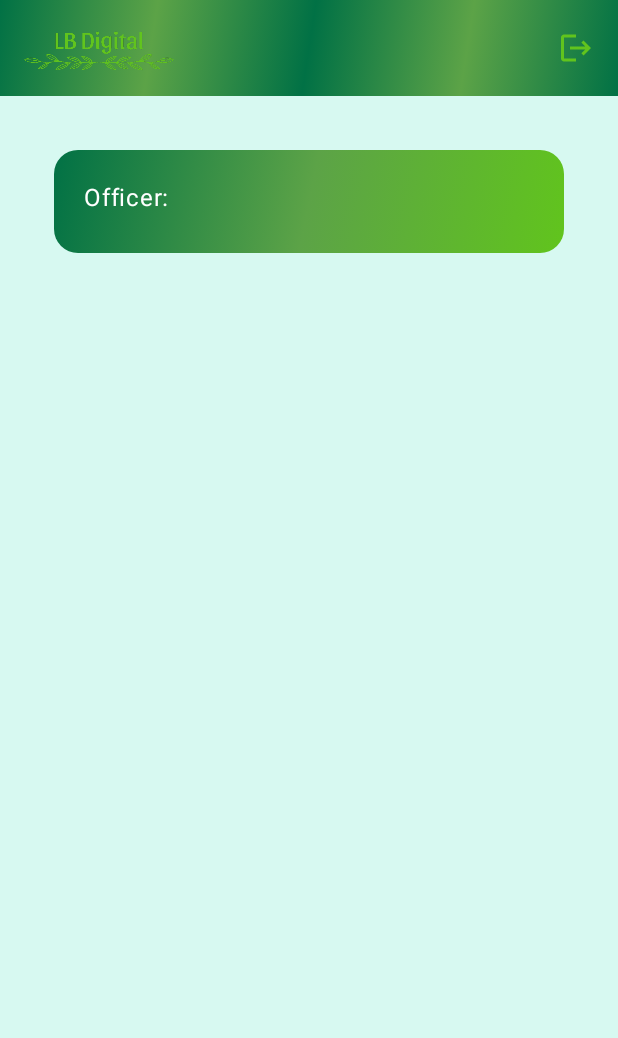
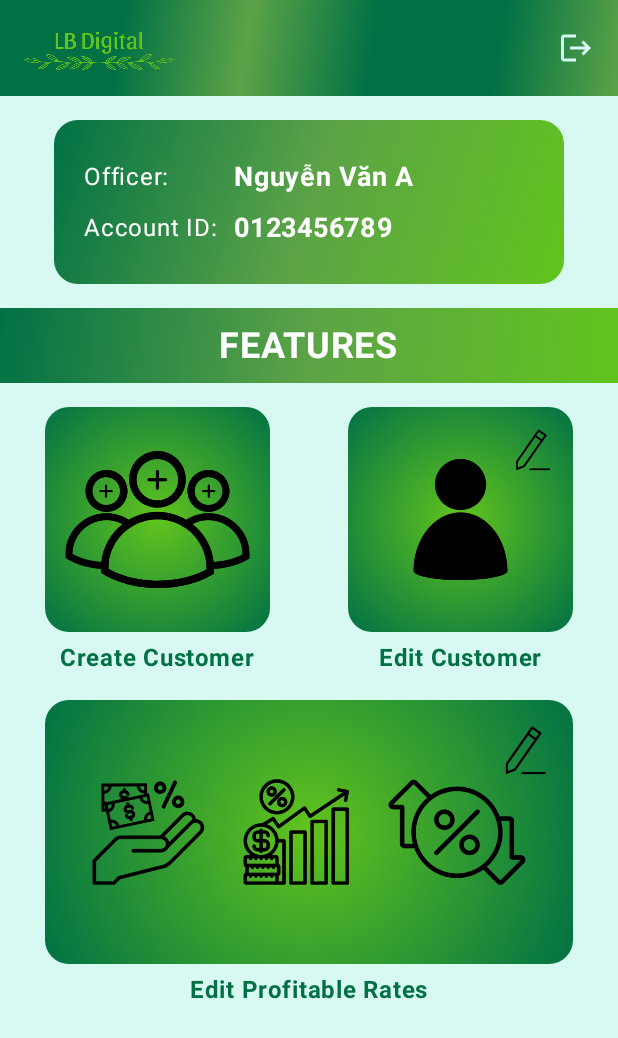
Before and after one commit to Xung-Chan/internet-banking, an Android app built with Jetpack Compose: the screen it shows after launch (MainActivity), on a phone screen of 412 x 824 dp. Shown: the top 1038 px of the screen. Run offline under Robolectric (Android 15) with nearby library versions, the phone set to English and light mode, and no system bars.

Commit message:
officer home screen

```diff
--- a/app/src/main/java/com/example/internetbanking/ui/officer/OfficerHome.kt
+++ b/app/src/main/java/com/example/internetbanking/ui/officer/OfficerHome.kt
@@ -2,7 +2,9 @@ package com.example.internetbanking.ui.officer
 
 import androidx.compose.foundation.Image
 import androidx.compose.foundation.background
+import androidx.compose.foundation.clickable
 import androidx.compose.foundation.layout.Arrangement
+import androidx.compose.foundation.layout.Box
 import androidx.compose.foundation.layout.Column
 import androidx.compose.foundation.layout.Row
 import androidx.compose.foundation.layout.Spacer
@@ -16,8 +18,6 @@ import androidx.compose.foundation.layout.width
 import androidx.compose.foundation.shape.RoundedCornerShape
 import androidx.compose.material.icons.Icons
 import androidx.compose.material.icons.automirrored.filled.Logout
-import androidx.compose.material3.Card
-import androidx.compose.material3.CardDefaults
 import androidx.compose.material3.ExperimentalMaterial3Api
 import androidx.compose.material3.Icon
 import androidx.compose.material3.IconButton
@@ -33,10 +33,7 @@ import androidx.compose.ui.Modifier
 import androidx.compose.ui.draw.clip
 import androidx.compose.ui.graphics.Color
 import androidx.compose.ui.res.painterResource
-import androidx.compose.ui.text.SpanStyle
-import androidx.compose.ui.text.buildAnnotatedString
 import androidx.compose.ui.text.font.FontWeight
-import androidx.compose.ui.text.withStyle
 import androidx.compose.ui.tooling.preview.Preview
 import androidx.compose.ui.unit.dp
 import androidx.compose.ui.unit.sp
@@ -46,7 +43,7 @@ import androidx.navigation.compose.rememberNavController
 import com.example.internetbanking.R
 import com.example.internetbanking.ui.shared.GradientBackground
 import com.example.internetbanking.ui.theme.GradientColors
-import com.example.internetbanking.ui.theme.custom_light_green2
+import com.example.internetbanking.ui.theme.custom_dark_green
 import com.example.internetbanking.ui.theme.custom_mint_green
 import com.example.internetbanking.viewmodels.OfficerViewModel
 
@@ -79,7 +76,7 @@ fun OfficerHome(
                         Icon(
                             imageVector = Icons.AutoMirrored.Filled.Logout,
                             contentDescription = "Logout",
-                            tint = custom_light_green2
+                            tint = custom_mint_green
                         )
                     }
                 },
@@ -97,21 +94,21 @@ fun OfficerHome(
         Column(
             modifier = Modifier
                 .padding(innerPadding)
-                .padding(20.dp)
                 .fillMaxSize()
         ) {
             GradientBackground(
                 modifier = Modifier
-                    .padding(16.dp)
-                    .fillMaxHeight(0.1f)
+                    .padding(vertical = 16.dp, horizontal = 36.dp)
+                    .fillMaxHeight(0.15f)
                     .clip(
                         shape = RoundedCornerShape(16.dp)
                     )
             ) {
                 Column(
+                    verticalArrangement = Arrangement.Center,
                     modifier = Modifier
                         .padding(20.dp)
-                        .fillMaxWidth()
+                        .fillMaxSize()
                 ) {
                     Row(
                         verticalAlignment = Alignment.CenterVertically,
@@ -121,9 +118,140 @@ fun OfficerHome(
                             text = "Officer:",
                             fontSize = 16.sp,
                             color = Color.White,
-                            modifier = Modifier.width(60.dp)
+                            modifier = Modifier.width(100.dp)
+                        )
+                        Text(
+                            // text = officerUiState.officer.fullName,
+                            text = "Nguyễn Văn A",
+                            fontSize = 18.sp,
+                            fontWeight = FontWeight.Bold,
+                            color = Color.White,
+                            modifier = Modifier.fillMaxWidth()
                         )
                     }
+                    Spacer(modifier = Modifier.height(10.dp))
+                    Row(
+                        verticalAlignment = Alignment.CenterVertically,
+                        horizontalArrangement = Arrangement.Start
+                    ) {
+                        Text(
+                            text = "Account ID:",
+                            fontSize = 16.sp,
+                            color = Color.White,
+                            modifier = Modifier.width(100.dp)
+                        )
+                        Text(
+                            // text = officerUiState.officer.userId,
+                            text = "0123456789",
+                            fontSize = 18.sp,
+                            fontWeight = FontWeight.Bold,
+                            color = Color.White,
+                            modifier = Modifier.fillMaxWidth()
+                        )
+                    }
+                }
+            }
+            Box(
+                contentAlignment = Alignment.Center,
+                modifier = Modifier
+                    .fillMaxWidth()
+                    .height(50.dp)
+                    .background(
+                        brush = GradientColors.GreenDarkToLight
+                    )
+            ) {
+                Text(
+                    text = "FEATURES",
+                    fontSize = 24.sp,
+                    fontWeight = FontWeight.Bold,
+                    color = Color.White
+                )
+            }
+            Column(
+                verticalArrangement = Arrangement.Top,
+                horizontalAlignment = Alignment.CenterHorizontally,
+                modifier = Modifier
+                    .fillMaxSize()
+                    .padding(vertical = 16.dp, horizontal = 20.dp)
+            ) {
+                Row(
+                    verticalAlignment = Alignment.CenterVertically,
+                    horizontalArrangement = Arrangement.SpaceBetween,
+                    modifier = Modifier
+                        .padding(horizontal = 10.dp)
+                        .fillMaxWidth()
+                ) {
+                    Column(
+                        verticalArrangement = Arrangement.Center,
+                        horizontalAlignment = Alignment.CenterHorizontally,
+                        modifier = Modifier
+                            .width(150.dp)
+                    ) {
+                        Image(
+                            painter = painterResource(R.drawable.create_customer),
+                            contentDescription = "Create customer",
+                            modifier = Modifier
+                                .clip(RoundedCornerShape(16.dp))
+                                .clickable {    // TODO: CREATE CUSTOMER EVENT
+
+                                }
+                        )
+                        Spacer(modifier = Modifier.height(5.dp))
+                        Text(
+                            text = "Create Customer",
+                            fontSize = 16.sp,
+                            fontWeight = FontWeight.Bold,
+                            color = custom_dark_green
+                        )
+                    }
+                    Column(
+                        verticalArrangement = Arrangement.Center,
+                        horizontalAlignment = Alignment.CenterHorizontally,
+                        modifier = Modifier
+                            .width(150.dp)
+                    ) {
+                        Image(
+                            painter = painterResource(R.drawable.edit_customer),
+                            contentDescription = "Edit customer",
+                            modifier = Modifier
+                                .clip(RoundedCornerShape(16.dp))
+                                .clickable {    // TODO: EDIT CUSTOMER EVENT
+
+                                }
+                        )
+                        Spacer(modifier = Modifier.height(5.dp))
+                        Text(
+                            text = "Edit Customer",
+                            fontSize = 16.sp,
+                            fontWeight = FontWeight.Bold,
+                            color = custom_dark_green
+                        )
+                    }
+                }
+                Spacer(modifier = Modifier.height(16.dp))
+                Column(
+                    verticalArrangement = Arrangement.Top,
+                    horizontalAlignment = Alignment.CenterHorizontally,
+                    modifier = Modifier
+                        .padding(horizontal = 10.dp)
+                        .fillMaxSize()
+                ) {
+                    Image(
+                        painter = painterResource(R.drawable.edit_rates),
+                        contentDescription = "Edit Profitable rates",
+                        modifier = Modifier
+                            .clip(RoundedCornerShape(16.dp))
+                            .clickable {    // TODO: EDIT PROFITABLE RATES
+
+                            }
+                    )
+                    Spacer(modifier = Modifier.height(5.dp))
+                    Text(
+                        text = "Edit Profitable Rates",
+                        fontSize = 16.sp,
+                        fontWeight = FontWeight.Bold,
+                        color = custom_dark_green
+                    )
                 }
             }
         }
--- a/app/src/main/java/com/example/internetbanking/ui/theme/Color.kt
+++ b/app/src/main/java/com/example/internetbanking/ui/theme/Color.kt
@@ -32,6 +32,9 @@ object GradientColors {
     )
 
     val GreenRipple = Brush.linearGradient(
-        colors = listOf(custom_dark_green, custom_light_green1, custom_dark_green, custom_light_green1, custom_dark_green)
+        colors = listOf(
+            custom_dark_green, custom_dark_green, custom_light_green1,
+            custom_dark_green, custom_dark_green, custom_light_green1
+        )
     )
 }
```
Also changed, not shown: app/src/main/res/drawable/create_customer.png (added), app/src/main/res/drawable/edit_customer.png (added), app/src/main/res/drawable/edit_rates.png (added).
